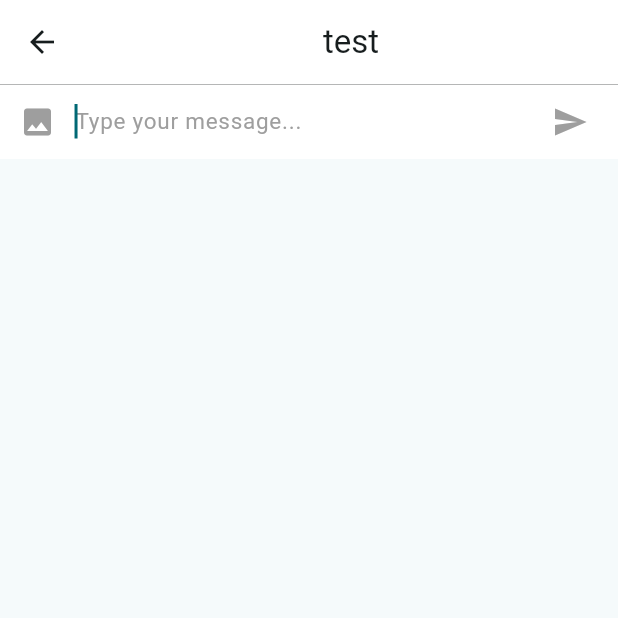
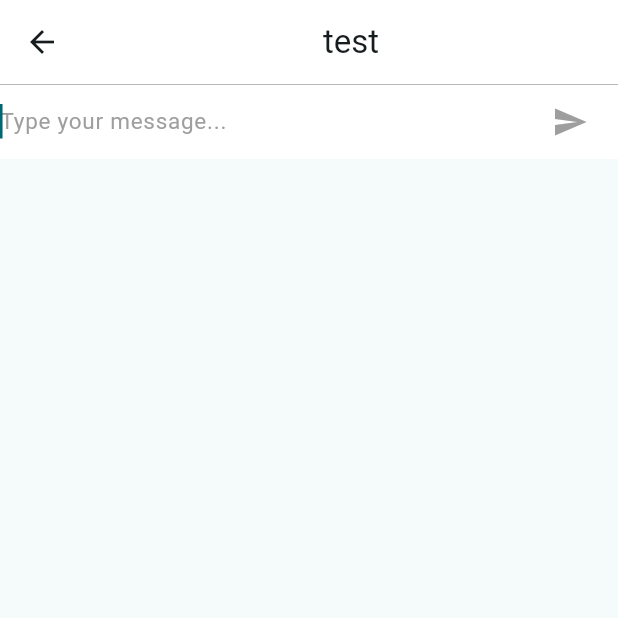
Before and after one commit to ParadiseWitch/maid_gpt, a Flutter app: the screen it shows after launch, after a tap on the "add" icon, on a phone screen of 412 x 824 dp, the top half of it. Run offline on Flutter 3.47's test engine with Material 2 defaults, Android fonts, the phone set to English and light mode, and no system bars; missing offline and left inert: dart:ffi.

Commit message:
style: update

```diff
--- a/lib/models/conversation.dart
+++ b/lib/models/conversation.dart
@@ -1,14 +1,16 @@
+import 'dart:ffi';
+
 import 'package:maid_gpt/models/message_chat.dart';
-import 'package:uuid/uuid.dart';
 
 class Conversation {
-  Conversation({
-    this.title = '未命名',
-    this.id = '',
-  }) {
-    id = const Uuid().v4();
-  }
+  Conversation({required this.id, required this.title, required this.msgList});
   String id;
   String title;
-  Message? lastMessage;
+  List<Message> msgList;
+
+  Message? getLastMsg() {
+    int n = msgList.length;
+    if (n <= 0) return null;
+    return msgList[n - 1];
+  }
 }
--- a/lib/pages/chat_page.dart
+++ b/lib/pages/chat_page.dart
@@ -1,9 +1,9 @@
 import 'package:flutter/material.dart';
 
 class ChatPage extends StatefulWidget {
-  ChatPage({super.key, required this.convId});
+  const ChatPage({super.key, required this.convId});
 
-  late String convId;
+  final String convId;
 
   @override
   State<ChatPage> createState() => _ChatPageState();
@@ -34,17 +34,6 @@ class _ChatPageState extends State<ChatPage> {
           color: Colors.white),
       child: Row(
         children: <Widget>[
-          Material(
-            color: Colors.white,
-            child: Container(
-              margin: const EdgeInsets.symmetric(horizontal: 1),
-              child: IconButton(
-                icon: const Icon(Icons.image),
-                onPressed: () {},
-                color: Colors.grey,
-              ),
-            ),
-          ),
           Flexible(
             child: TextField(
               onSubmitted: (value) {},
--- a/lib/pages/home_page.dart
+++ b/lib/pages/home_page.dart
@@ -1,4 +1,5 @@
 import 'package:flutter/material.dart';
+import 'package:uuid/uuid.dart';
 
 import '../models/conversation.dart';
 import 'chat_page.dart';
@@ -19,7 +20,8 @@ class _HomePageState extends State<HomePage> {
 
   // 添加一个会话
   void addConversation() {
-    Conversation newConv = Conversation();
+    Conversation newConv =
+        Conversation(id: const Uuid().v4(), title: '未命名', msgList: []);
     Navigator.push(context,
         MaterialPageRoute(builder: (context) => ChatPage(convId: newConv.id)));
     setState(() {
@@ -33,7 +35,7 @@ class _HomePageState extends State<HomePage> {
         .map((conv) => ListTile(
               leading: const Icon(Icons.chat),
               title: Text(conv.title),
-              subtitle: Text(conv.lastMessage?.msg ?? ''),
+              subtitle: Text(conv.getLastMsg()?.msg ?? ''),
               onTap: () {
                 Navigator.push(
                     context,
```
Also changed, not shown: lib/models/message_chat.dart (+2 -6 lines).
